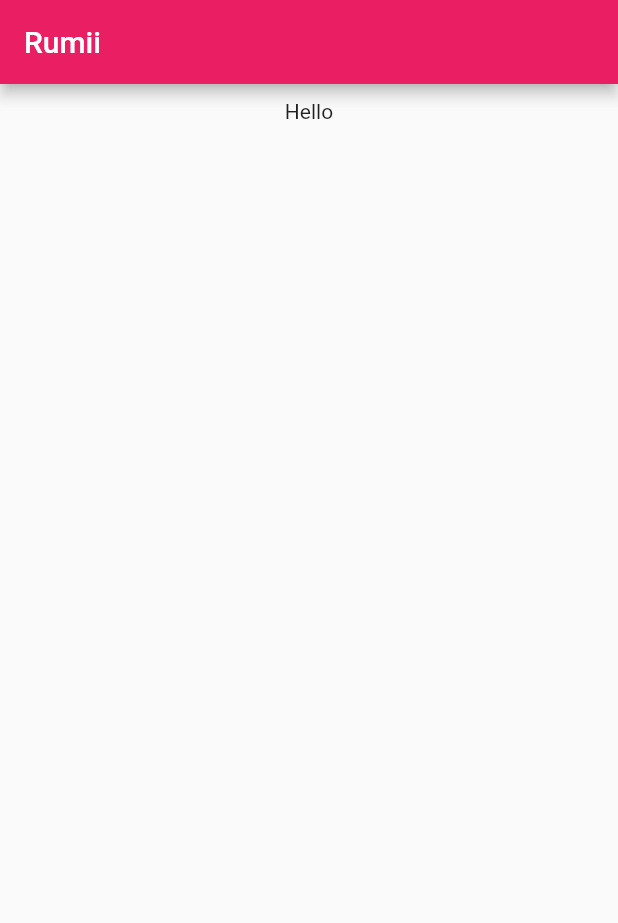
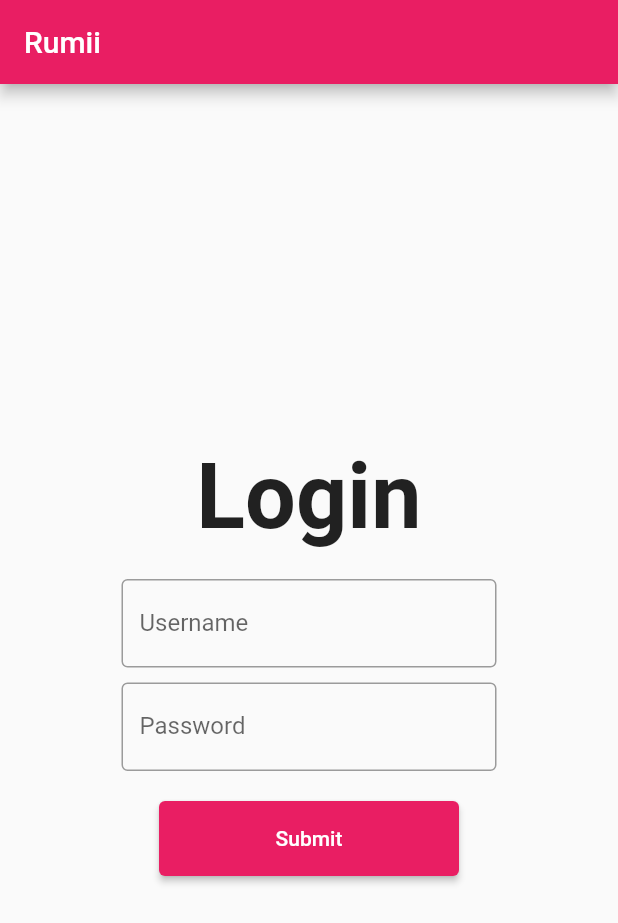
Before and after one commit to Jdd2020/rumii, a Flutter app: the screen it shows after launch, on a phone screen of 412 x 824 dp. Shown: the top 923 px of the screen. Run offline on Flutter 3.47's test engine with Material 2 defaults, Android fonts, the light colour scheme and no system bars.

Commit message:
work on login page

```diff
--- a/lib/router.dart
+++ b/lib/router.dart
@@ -1,4 +1,5 @@
 import 'package:flutter/material.dart';
+import 'package:rumii/viewmodels/login_view_model.dart';
 import 'package:rumii/views/login_view.dart';
 
 import 'package:provider/provider.dart';
@@ -11,7 +12,7 @@ class Router {
       case loginRoute:
         return MaterialPageRoute(
             builder: (_) => ChangeNotifierProvider(
-                  create: (context) => null,
+                  create: (context) => LoginViewModel(),
                   child: const LoginView(),
                 ));
       default:
--- /dev/null
+++ b/lib/viewmodels/login_view_model.dart
@@ -0,0 +1,4 @@
+import 'package:flutter/material.dart';
+import 'package:rumii/viewmodels/login_view_model.dart';
+
+class LoginViewModel extends ChangeNotifier {}
--- a/lib/views/login_view.dart
+++ b/lib/views/login_view.dart
@@ -22,8 +22,42 @@ class _LoginViewState extends State<LoginView> {
             padding: const EdgeInsets.all(10),
             width: MediaQuery.of(context).size.width,
             height: MediaQuery.of(context).size.height,
-            child: const Column(children: <Widget>[
-              Text('Hello'),
-            ])));
+            child: Align(
+                alignment: FractionalOffset.center,
+                child:
+                    Column(mainAxisSize: MainAxisSize.min, children: <Widget>[
+                  const Text(
+                    'Login',
+                    style: TextStyle(fontSize: 60, fontWeight: FontWeight.bold),
+                  ),
+                  const SizedBox(height: 20),
+                  const SizedBox(
+                    width: 250,
+                    child: TextField(
+                      obscureText: false,
+                      decoration: InputDecoration(
+                        border: OutlineInputBorder(),
+                        labelText: 'Username',
+                      ),
+                    ),
+                  ),
+                  const SizedBox(height: 10),
+                  const SizedBox(
+                    width: 250,
+                    child: TextField(
+                      obscureText: true,
+                      decoration: InputDecoration(
+                        border: OutlineInputBorder(),
+                        labelText: 'Password',
+                      ),
+                    ),
+                  ),
+                  const SizedBox(height: 20),
+                  SizedBox(
+                      height: 50,
+                      width: 200,
+                      child: ElevatedButton(
+                          onPressed: () {}, child: const Text("Submit")))
+                ]))));
   }
 }
```
Also changed, not shown: lib/models/login_model.dart (added).
